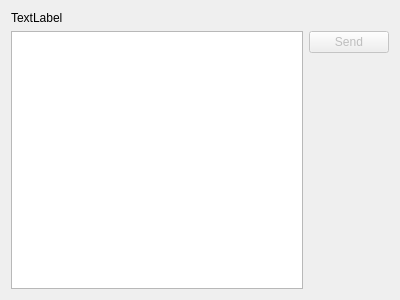
simaoamorim/SerialProgramLoader, file src/ui/loader.ui: the form before one commit.
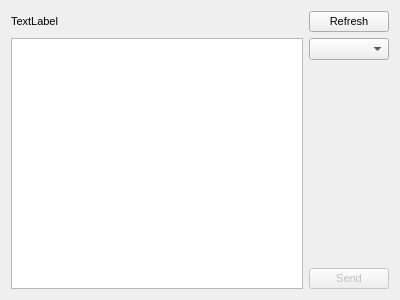
The form after the commit.

Commit message: Huge functionality bump, maybe serial port is working

What changed in the file:
```diff
--- a/src/ui/loader.ui
+++ b/src/ui/loader.ui
@@ -10,6 +10,11 @@
     <height>300</height>
    </rect>
   </property>
+  <property name="font">
+   <font>
+    <pointsize>8</pointsize>
+   </font>
+  </property>
   <property name="windowTitle">
    <string>Form</string>
   </property>
@@ -23,15 +28,11 @@
    </item>
    <item row="1" column="2">
     <layout class="QVBoxLayout" name="verticalLayout">
+     <property name="spacing">
+      <number>7</number>
+     </property>
      <item>
-      <widget class="QPushButton" name="sendButton">
-       <property name="enabled">
-        <bool>false</bool>
-       </property>
-       <property name="text">
-        <string>Send</string>
-       </property>
-      </widget>
+      <widget class="QComboBox" name="serialPortChooser"/>
      </item>
      <item>
       <spacer name="verticalSpacer">
@@ -46,10 +47,31 @@
        </property>
       </spacer>
      </item>
+     <item>
+      <widget class="QPushButton" name="sendButton">
+       <property name="enabled">
+        <bool>false</bool>
+       </property>
+       <property name="text">
+        <string>Send</string>
+       </property>
+      </widget>
+     </item>
     </layout>
    </item>
    <item row="1" column="0">
-    <widget class="QListView" name="programListView"/>
+    <widget class="QListWidget" name="programListWidget">
+     <property name="selectionRectVisible">
+      <bool>true</bool>
+     </property>
+    </widget>
+   </item>
+   <item row="0" column="2">
+    <widget class="QPushButton" name="updateProgramListButton">
+     <property name="text">
+      <string>Refresh</string>
+     </property>
+    </widget>
    </item>
   </layout>
  </widget>
```
The commit also changes 9 other files.
